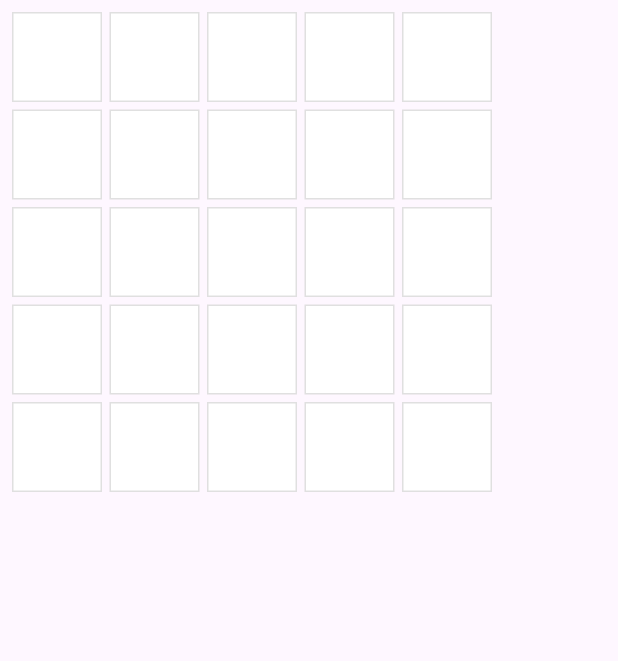
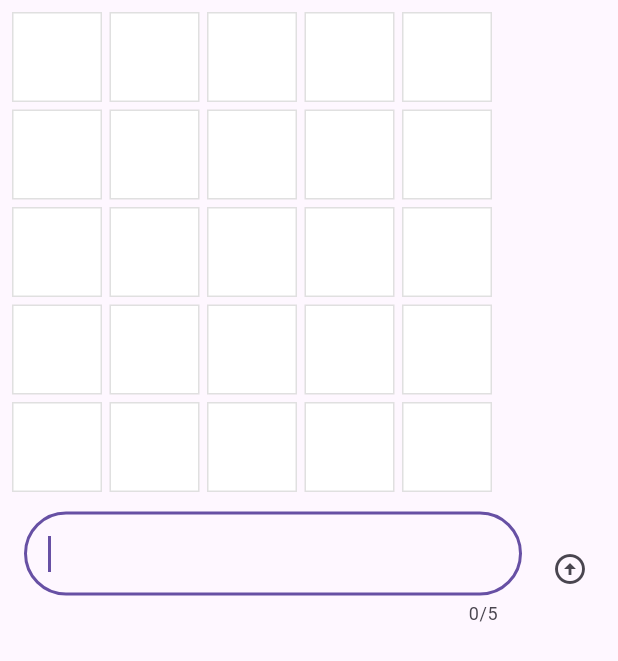
Before and after one commit to mvmarchiore/trabalho1_flutter, a Flutter app: the screen it shows after launch, on a phone screen of 412 x 824 dp. Shown: the top 661 px of the screen. Run offline on Flutter 3.47's test engine with Material 3 defaults, Android fonts, the phone set to English and light mode, and no system bars.

Commit message:
Handle User Input

```diff
--- a/birdle/lib/main.dart
+++ b/birdle/lib/main.dart
@@ -44,11 +44,7 @@ class Tile extends StatelessWidget {
   }
 }
 
-
-
 class GamePage extends StatelessWidget {
-  GamePage({super.key});
-
   final Game _game = Game();
 
   @override
@@ -62,11 +58,65 @@ class GamePage extends StatelessWidget {
             Row(
               spacing: 5.0,
               children: [
-                for (var letter in guess) Tile(letter.char, letter.type)
-              ]
+                for (var letter in guess) Tile(letter.char, letter.type),
+              ],
             ),
+          GuessInput(
+            onSubmitGuess: (String guess) {
+              // TODO, handle guess
+              print(guess); // Temporary
+            },
+          ),
         ],
       ),
     );
   }
 }
+
+class GuessInput extends StatelessWidget {
+  GuessInput({super.key, required this.onSubmitGuess});
+
+  final void Function(String) onSubmitGuess;
+
+  final TextEditingController _textEditingController = TextEditingController();
+
+  final FocusNode _focusNode = FocusNode();
+
+  void _onSubmit() {
+    onSubmitGuess(_textEditingController.text);
+    _textEditingController.clear();
+    _focusNode.requestFocus();
+  }
+
+  @override
+  Widget build(BuildContext context) {
+    return Row(
+      children: [
+        Expanded(
+          child: Padding(
+            padding: const EdgeInsets.all(8.0),
+            child: TextField(
+              maxLength: 5,
+              focusNode: _focusNode,
+              autofocus: true,
+              decoration: const InputDecoration(
+                border: OutlineInputBorder(
+                  borderRadius: BorderRadius.all(Radius.circular(35)),
+                ),
+              ),
+              controller: _textEditingController,
+              onSubmitted: (String value) {
+                _onSubmit();
+              },
+            ),
+          ),
+        ),
+        IconButton(
+          padding: EdgeInsets.zero,
+          icon: const Icon(Icons.arrow_circle_up),
+          onPressed: _onSubmit,
+        ),
+      ],
+    );
+  }
+}
```
